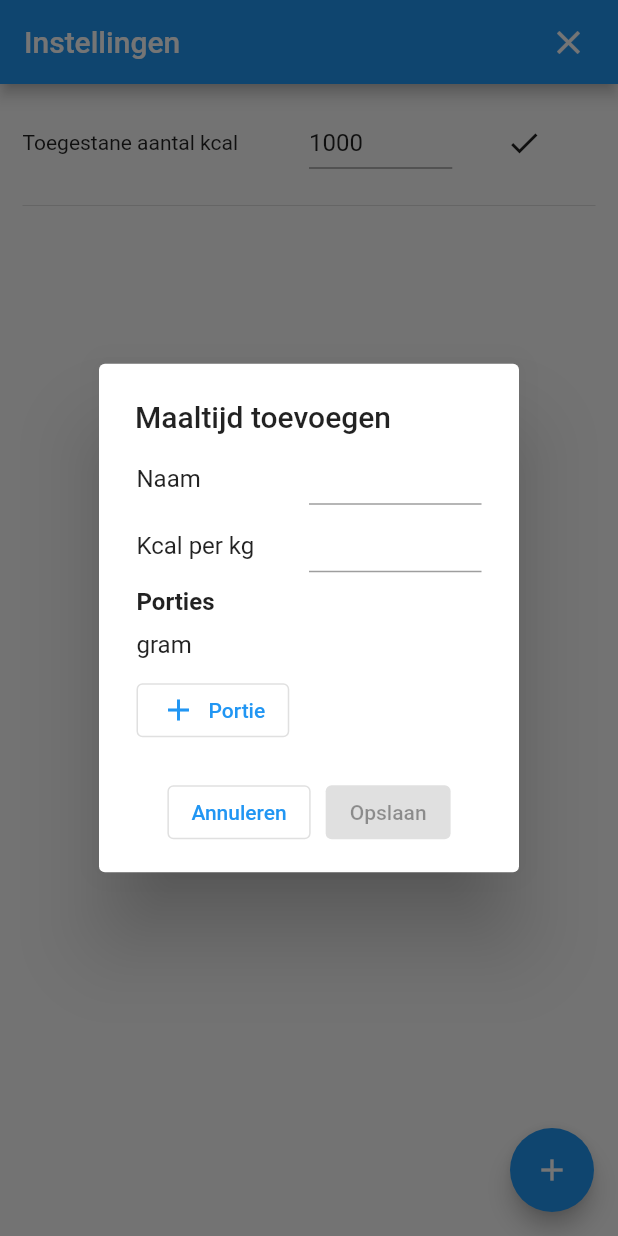
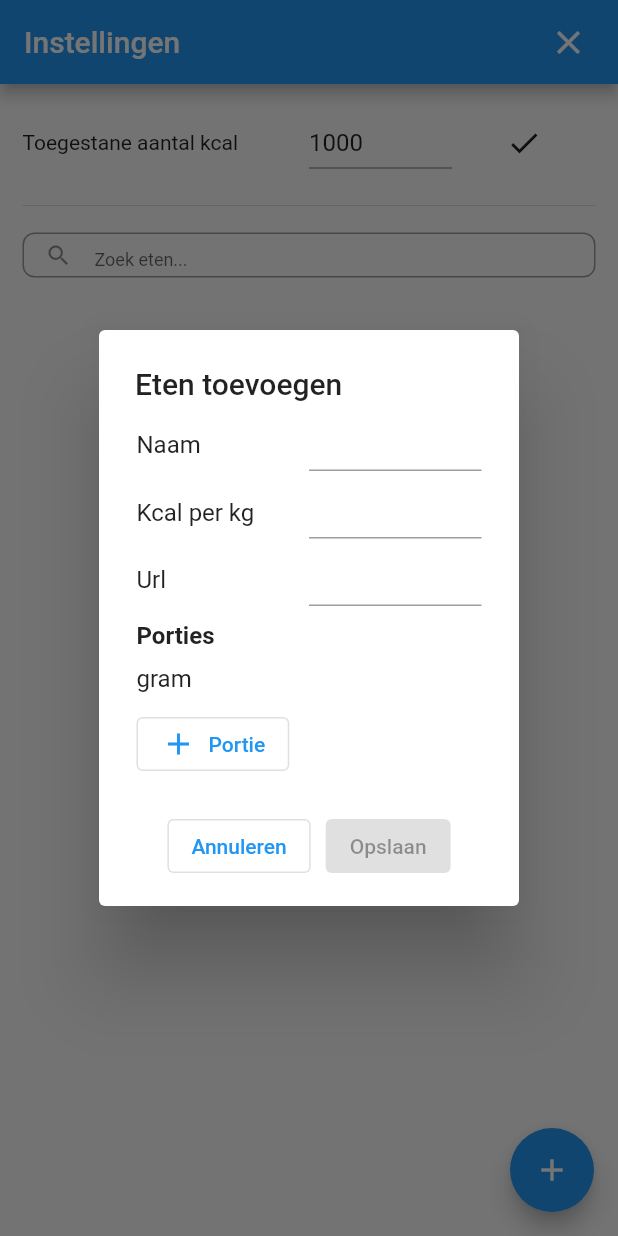
Before and after one commit to tanja-de-jong/boaz-nutrition-calculator, a Flutter app: the screen it shows after launch, after a tap on the "settings" icon, after a tap on the "add" icon, on a phone screen of 412 x 824 dp. Run offline on Flutter 3.47's test engine with Material 2 defaults, Android fonts, the phone set to English and light mode, and no system bars; our stand-ins replace cloud_firestore, dropdown_button2, firebase_core, get, percent_indicator; accounts and stored records are empty.

Commit message:
Add url to food items

```diff
--- a/lib/food_settings.dart
+++ b/lib/food_settings.dart
@@ -16,8 +16,8 @@ class _FoodSettingsState extends State<FoodSettings> {
   int kcalAllowed = Store.kcalAllowed;
   bool showArchivedFoods = false;
 
-  addFood(String? id, String name, int kcal, List<Portion> portions) async {
-    await Store.addFood(id, name, kcal, portions);
+  addFood(String? id, String name, int kcal, String url, List<Portion> portions) async {
+    await Store.addFood(id, name, kcal, url, portions);
     setState(() {
       foodItems = Store.foodItems;
     });
@@ -32,6 +32,15 @@ class _FoodSettingsState extends State<FoodSettings> {
 
   void updateKcalAllowed(int value) {
     Store.updateKcalAllowed(value);
+  }
+
+  void filterItems(String filter) {
+    setState(() {
+      foodItems = Store.foodItems
+          .where((element) =>
+              element.name.toLowerCase().contains(filter.toLowerCase()))
+          .toList();
+    });
   }
 
   Widget build(BuildContext context) {
@@ -84,7 +93,29 @@ class _FoodSettingsState extends State<FoodSettings> {
               SizedBox(height: 10),
               Divider(),
               SizedBox(height: 10),
-              ...foodItems.where((f) => !f.archived)
+              SizedBox(
+                  height: 30,
+                  child: TextField(
+                    decoration: InputDecoration(
+                      isDense: true,
+                      contentPadding: const EdgeInsets.symmetric(
+                        horizontal: 10,
+                        vertical: 8,
+                      ),
+                      hintText: 'Zoek eten...',
+                      hintStyle: const TextStyle(fontSize: 12),
+                      prefixIcon: const Icon(Icons.search),
+                      border: OutlineInputBorder(
+                        borderRadius: BorderRadius.circular(8),
+                        borderSide:
+                            const BorderSide(color: Colors.grey, width: 0.0),
+                      ),
+                    ),
+                    onChanged: filterItems,
+                  )),
+              SizedBox(height: 10),
+              ...foodItems
+                  .where((f) => !f.archived)
                   .map((item) => Row(
                           mainAxisAlignment: MainAxisAlignment.spaceBetween,
                           children: [
@@ -114,9 +145,7 @@ class _FoodSettingsState extends State<FoodSettings> {
                           ]))
                   .toList(),
               if (Store.activeFoodItems.isNotEmpty)
-                Row(
-                    mainAxisAlignment: MainAxisAlignment.center,
-                    children: [
+                Row(mainAxisAlignment: MainAxisAlignment.center, children: [
                   TextButton(
                       onPressed: () {
                         setState(() {
@@ -130,7 +159,9 @@ class _FoodSettingsState extends State<FoodSettings> {
                             : Icons.keyboard_arrow_up)
                       ])),
                 ]),
-              if (showArchivedFoods) ...foodItems.where((f) => f.archived)
+              if (showArchivedFoods)
+                ...foodItems
+                    .where((f) => f.archived)
                     .map((item) => Row(
                             mainAxisAlignment: MainAxisAlignment.spaceBetween,
                             children: [
@@ -153,8 +184,10 @@ class _FoodSettingsState extends State<FoodSettings> {
                                         iconSize: 18,
                                         splashRadius: 13,
                                         onPressed: () {
-                                restoreDialog(item); },
-                              icon: const Icon(Icons.restore_from_trash)),
+                                          restoreDialog(item);
+                                        },
+                                        icon: const Icon(
+                                            Icons.restore_from_trash)),
                                   ])
                             ]))
                     .toList()
@@ -174,6 +207,7 @@ class _FoodSettingsState extends State<FoodSettings> {
   addDialog(Food? food) {
     String? name = food?.name;
     int? kcal = food?.kcal;
+    String url = food?.url ?? "";
     List<Portion> portions =
         food == null ? [Portion("gram", 1, 1, false, false)] : food.portions;
     bool expandNewPortion = false;
@@ -198,7 +232,7 @@ class _FoodSettingsState extends State<FoodSettings> {
         builder: (BuildContext context) {
           return StatefulBuilder(builder: (context, setState) {
             return SimpleDialog(
-                title: const SelectableText('Maaltijd toevoegen'),
+                title: const SelectableText('Eten toevoegen'),
                 children: [
                   Container(
                       padding: const EdgeInsets.only(left: 25, right: 25),
@@ -225,6 +259,14 @@ class _FoodSettingsState extends State<FoodSettings> {
                                     FilteringTextInputFormatter.digitsOnly
                                   ],
                                 )),
+                            const SizedBox(height: 10),
+                            getRow(
+                                "Url",
+                                TextFormField(
+                                    initialValue: url,
+                                    decoration: InputDecoration(isDense: true),
+                                    onChanged: (value) =>
+                                        setState(() => {url = value}))),
                             const SizedBox(height: 10),
                             const Text(
                               "Porties",
@@ -425,6 +467,7 @@ class _FoodSettingsState extends State<FoodSettings> {
                                                   food?.id,
                                                   name!,
                                                   kcal!,
+                                                  url,
                                                   portions.sublist(
                                                       0, portions.length - 1));
                                               Navigator.pop(context);
--- a/lib/store.dart
+++ b/lib/store.dart
@@ -57,11 +57,12 @@ class Store {
   }
 
   static Future<void> addFood(
-      String? id, String name, int kcal, List<Portion> portions) async {
+      String? id, String name, int kcal, String url, List<Portion> portions) async {
     if (id != null) {
       await db.collection("food").doc(id).set({
         "name": name,
         "kcal": kcal,
+        "url": url,
         "portions": portions.map((p) => {
               "unit": p.unit,
               "grams": p.grams,
@@ -77,6 +78,7 @@ class Store {
       DocumentReference ref = await db.collection("food").add({
         "name": name,
         "kcal": kcal,
+        "url": url,
         "portions": portions.map((p) => {
               "unit": p.unit,
               "grams": p.grams,
@@ -152,8 +154,9 @@ class Food {
   int kcal;
   List<Portion> portions;
   bool archived = false;
+  String url;
 
-  Food(this.id, this.name, this.kcal, this.portions, { this.archived = false }) {
+  Food(this.id, this.name, this.kcal, this.portions, { this.archived = false, this.url = "" }) {
     id = id;
     name = name;
     kcal = kcal;
@@ -169,7 +172,7 @@ class Food {
         portionsList.add(Portion.create(p));
       }
     }
-    return Food(id, data["name"] ?? "", data["kcal"] ?? 0, portionsList, archived: data["archived"] ?? false);
+    return Food(id, data["name"] ?? "", data["kcal"] ?? 0, portionsList, archived: data["archived"] ?? false, url: data["url"] ?? "");
   }
 }
 
```
Lines whose indentation alone changed are shown as unchanged.
